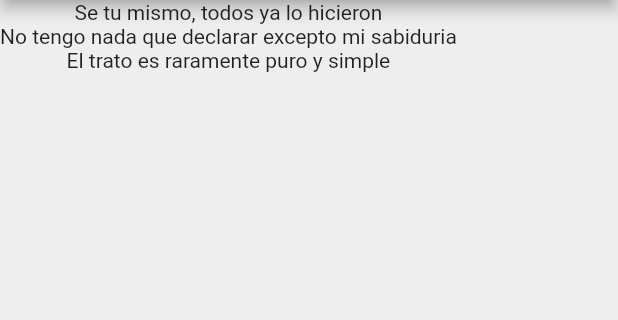
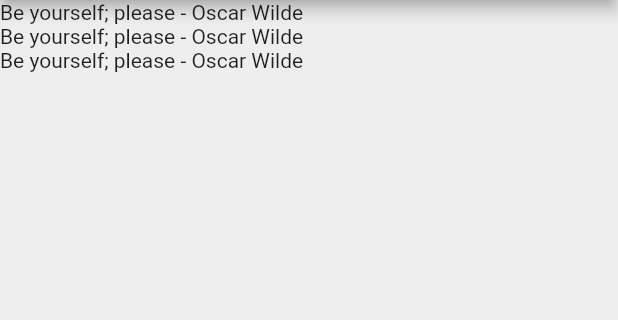
Before and after one commit to angcastillo18/Flutter-App, a Flutter app: the screen it shows after launch, on a phone screen of 412 x 824 dp, the part 84-404 px from its top. Run offline on Flutter 3.47's test engine with Material 2 defaults, Android fonts, the phone set to English and light mode, and no system bars.

Commit message:
added until video 19

```diff
--- a/quotesProject/quotes/lib/main.dart
+++ b/quotesProject/quotes/lib/main.dart
@@ -1,4 +1,5 @@
 import 'package:flutter/material.dart';
+import 'quote.dart';
 
 void main() => runApp(MaterialApp(
   home: QuoteList(),
@@ -10,11 +11,12 @@ class QuoteList extends StatefulWidget {
 }
 
 class _QuoteListState extends State<QuoteList> {
-  List<String> quotes=[
-    'Se tu mismo, todos ya lo hicieron',
-    'No tengo nada que declarar excepto mi sabiduria',
-    'El trato es raramente puro y simple'
+  List<Quote> quotes=[
+    Quote(author: 'Oscar Wilde',text: 'Be yourself; please'),
+    Quote(author: 'Oscar Wilde',text: 'Be yourself; please'),
+    Quote(author: 'Oscar Wilde',text: 'Be yourself; please')
   ];
+
 
   @override
   Widget build(BuildContext context) {
@@ -26,7 +28,7 @@ class _QuoteListState extends State<QuoteList> {
         backgroundColor: Colors.redAccent,
       ),
       body: Column(
-        children: quotes.map((quote)=>Text(quote)).toList(),
+        children: quotes.map((quote)=>Text('${quote.text} - ${quote.author}')).toList(),
       ),
     );
   }
--- /dev/null
+++ b/quotesProject/quotes/lib/quote.dart
@@ -0,0 +1,6 @@
+class Quote{
+    String text;
+    String author;
+
+    Quote({this.text,this.author});
+}
```
